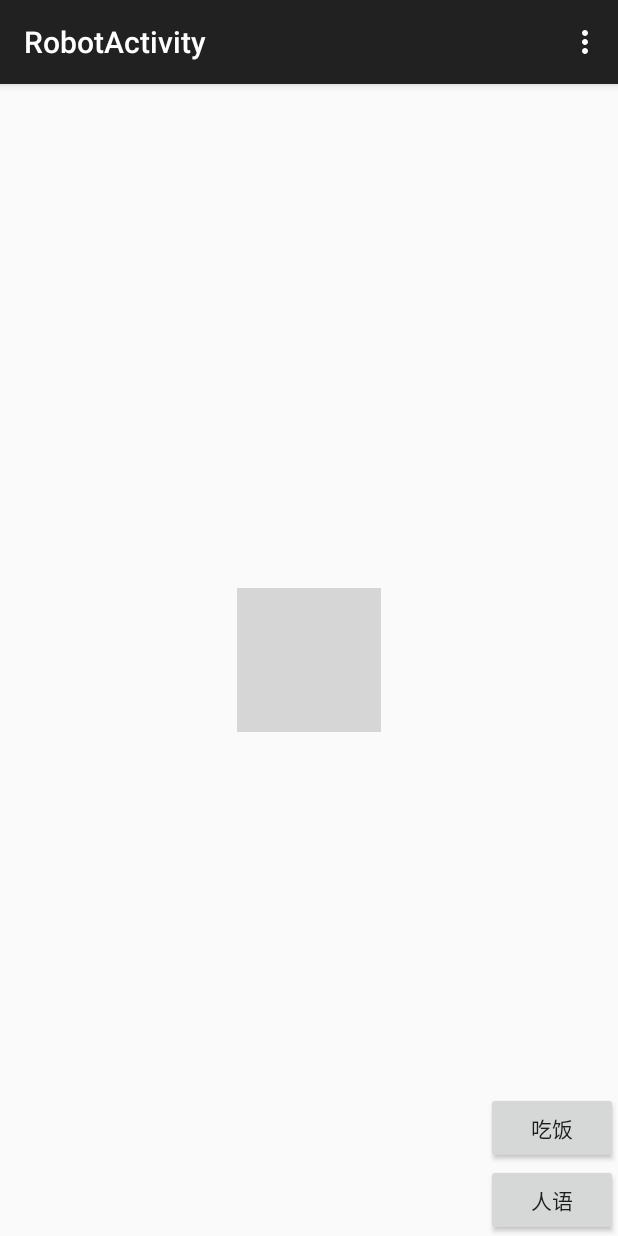
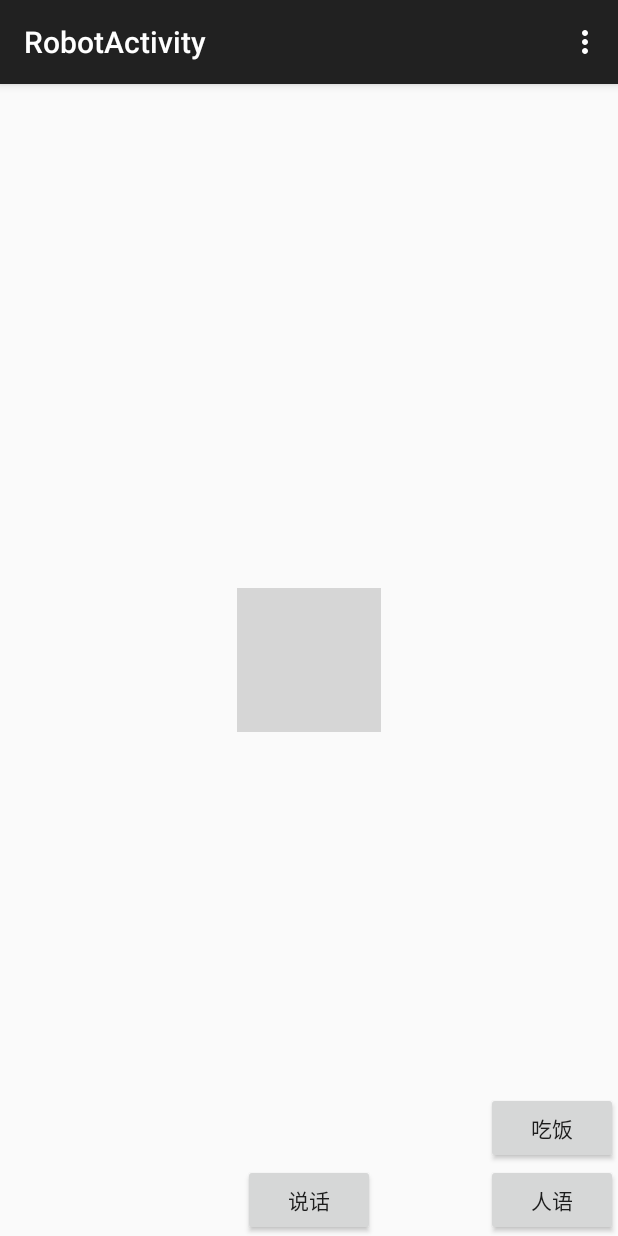
Before and after one commit to fei244611/Robot, an Android app: the RobotActivity screen opened directly, with no data from a screen before it, on a phone screen of 412 x 824 dp. Run offline under Robolectric (Android 15) with nearby library versions, the phone set to English and light mode, and no system bars; grey boxes are pictures that could not be loaded.

Commit message:
分解TRUtil

```diff
--- a/app/src/main/java/com/example/feifei/robot/activity/RobotActivity.java
+++ b/app/src/main/java/com/example/feifei/robot/activity/RobotActivity.java
@@ -4,15 +4,25 @@ import android.support.v7.app.AppCompatActivity;
 import android.os.Bundle;
 import android.view.Menu;
 import android.view.MenuItem;
+import android.view.View;
+import android.widget.Button;
 
 import com.example.feifei.robot.R;
 
 public class RobotActivity extends AppCompatActivity {
+    private Button btn_chat;
 
     @Override
     protected void onCreate(Bundle savedInstanceState) {
         super.onCreate(savedInstanceState);
         setContentView(R.layout.activity_robot);
+        btn_chat= (Button) findViewById(R.id.btn_chat_robot);
+        btn_chat.setOnClickListener(new View.OnClickListener() {
+            @Override
+            public void onClick(View v) {
+
+            }
+        });
     }
 
     @Override
--- a/app/src/main/java/com/example/feifei/robot/util/ContentValue.java
+++ b/app/src/main/java/com/example/feifei/robot/util/ContentValue.java
@@ -22,4 +22,5 @@ public class ContentValue {
     public static String SETTING_DESK="setting_desk";
     public static String SETTING_CHAT="setting_chat";
 
+
 }
--- a/app/src/main/res/layout/activity_robot.xml
+++ b/app/src/main/res/layout/activity_robot.xml
@@ -9,6 +9,18 @@
         android:layout_centerInParent="true"
         android:layout_width="wrap_content"
         android:layout_height="wrap_content" />
+    <RelativeLayout
+        android:layout_width="wrap_content"
+        android:layout_height="wrap_content"
+        android:layout_alignParentBottom="true"
+        android:layout_centerInParent="true">
+
+        <Button
+            android:text="说话"
+            android:id="@+id/btn_chat_robot"
+            android:layout_width="wrap_content"
+            android:layout_height="wrap_content" />
+    </RelativeLayout>
     <RelativeLayout
         android:layout_width="wrap_content"
         android:layout_height="wrap_content"
```
Also changed, not shown: app/src/main/java/com/example/feifei/robot/activity/ChatActivity.java (+6 -55 lines), app/src/main/java/com/example/feifei/robot/util/TRUtil.java (added, +75 -0 lines).
